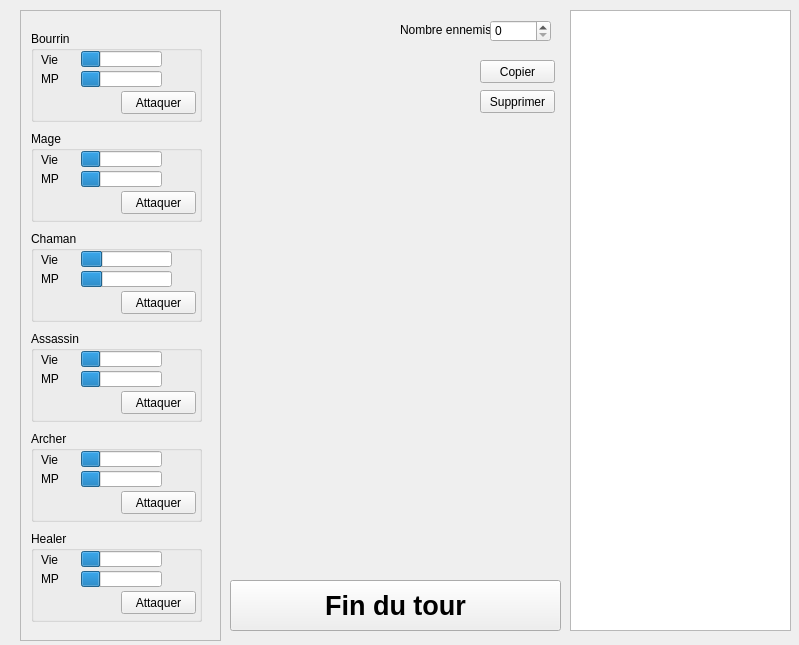
First picture: the form in combat.ui, repository ElDonad/RPG_helper, before the edit.
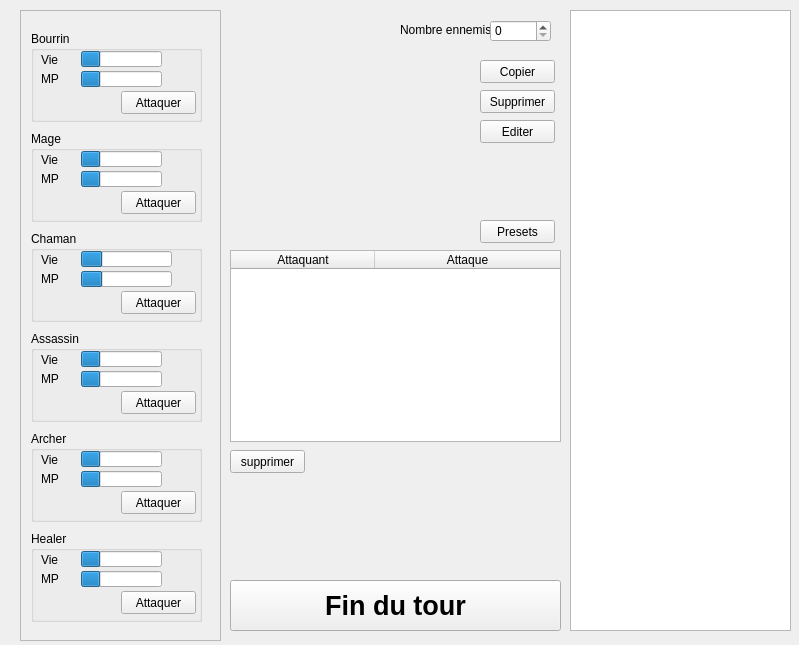
Second picture: the form after the edit. Icons and pictures are not drawn.

What changed in the file:
```diff
--- a/combat.ui
+++ b/combat.ui
@@ -660,6 +660,80 @@
     <string>Fin du tour</string>
    </property>
   </widget>
+  <widget class="QTableWidget" name="attaquesTableWidget">
+   <property name="geometry">
+    <rect>
+     <x>230</x>
+     <y>250</y>
+     <width>331</width>
+     <height>192</height>
+    </rect>
+   </property>
+   <attribute name="horizontalHeaderCascadingSectionResizes">
+    <bool>false</bool>
+   </attribute>
+   <attribute name="horizontalHeaderDefaultSectionSize">
+    <number>144</number>
+   </attribute>
+   <attribute name="horizontalHeaderShowSortIndicator" stdset="0">
+    <bool>false</bool>
+   </attribute>
+   <attribute name="horizontalHeaderStretchLastSection">
+    <bool>true</bool>
+   </attribute>
+   <attribute name="verticalHeaderVisible">
+    <bool>false</bool>
+   </attribute>
+   <column>
+    <property name="text">
+     <string>Attaquant</string>
+    </property>
+   </column>
+   <column>
+    <property name="text">
+     <string>Attaque</string>
+    </property>
+   </column>
+  </widget>
+  <widget class="QPushButton" name="eraseAttaqueButton">
+   <property name="geometry">
+    <rect>
+     <x>230</x>
+     <y>450</y>
+     <width>75</width>
+     <height>23</height>
+    </rect>
+   </property>
+   <property name="text">
+    <string>supprimer</string>
+   </property>
+  </widget>
+  <widget class="QPushButton" name="PresetsButton">
+   <property name="geometry">
+    <rect>
+     <x>480</x>
+     <y>220</y>
+     <width>75</width>
+     <height>23</height>
+    </rect>
+   </property>
+   <property name="text">
+    <string>Presets</string>
+   </property>
+  </widget>
+  <widget class="QPushButton" name="editButton">
+   <property name="geometry">
+    <rect>
+     <x>480</x>
+     <y>120</y>
+     <width>75</width>
+     <height>23</height>
+    </rect>
+   </property>
+   <property name="text">
+    <string>Editer</string>
+   </property>
+  </widget>
  </widget>
  <resources/>
  <connections/>
```
Left out of the diff: 114 changed lines with no effect on the pictures.
